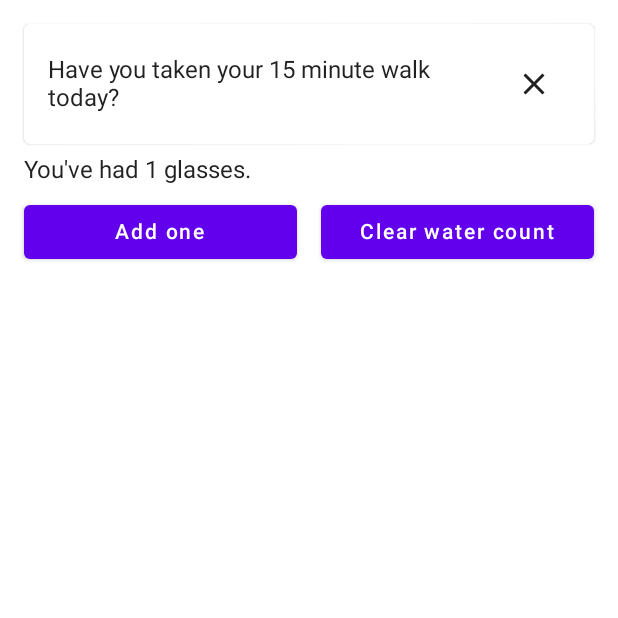
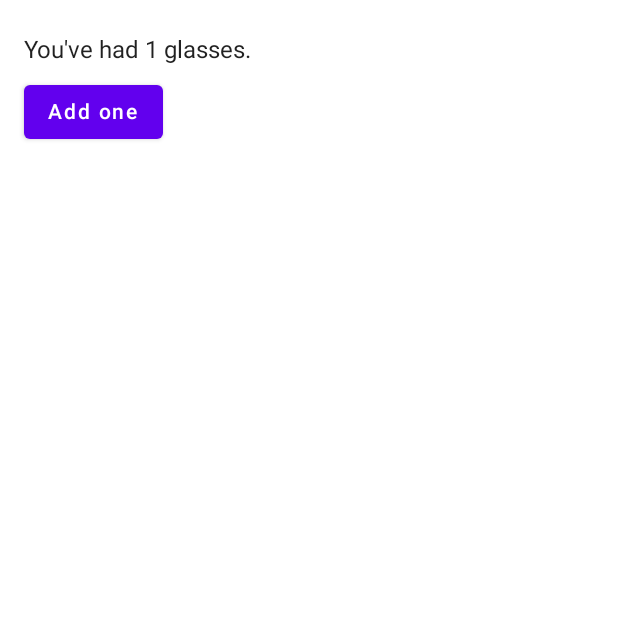
Before and after one commit to jmartinal/Compose_04_State, an Android app built with Jetpack Compose: the screen it shows after launch (MainActivity), after a tap on "Add one", on a phone screen of 412 x 824 dp, the top half of it. Run offline under Robolectric (Android 15) with nearby library versions, the phone set to English and light mode, and no system bars.

Commit message:
Reverted previous example commit

```diff
--- a/app/src/main/java/com/example/compose04state/ui/widget/WaterCounter.kt
+++ b/app/src/main/java/com/example/compose04state/ui/widget/WaterCounter.kt
@@ -19,36 +19,18 @@ fun WaterCounter(modifier: Modifier = Modifier) {
     var count by remember { mutableStateOf(0) }
     Column(modifier = modifier.padding(16.dp)) {
         if (count > 0) {
-            var showTask by remember { mutableStateOf(true) }
-            if (showTask) {
-                WellnessTaskItem(
-                    taskName = "Have you taken your 15 minute walk today?",
-                    onClose = { showTask = false }
-                )
-            }
             Text(
                 text = "You've had $count glasses.",
                 modifier = Modifier.padding(top = 8.dp)
             )
         }
-        Row(horizontalArrangement = Arrangement.Center) {
         Button(
             onClick = { count++ },
             enabled = count < 10,
             modifier = modifier
                 .padding(top = 8.dp, end = 8.dp)
-                    .weight(1F)
         ) {
             Text(text = "Add one")
-            }
-            Button(
-                onClick = { count = 0 },
-                modifier = modifier
-                    .padding(top = 8.dp, start = 8.dp)
-                    .weight(1F)
-            ) {
-                Text(text = "Clear water count")
-            }
         }
     }
 }
```
Lines whose indentation alone changed are shown as unchanged.
